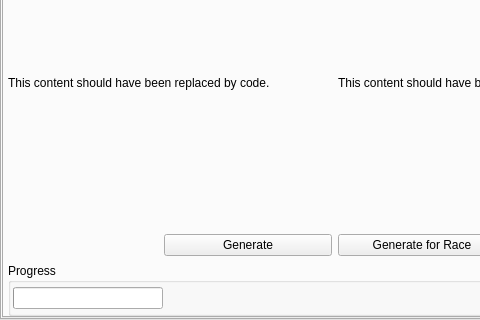
randovania/randovania, file randovania/gui/ui_files/main_window.ui: the form before one commit; both pictures show x 0 to 480 and y 248 to 568 of the 645 by 568 pixel window.
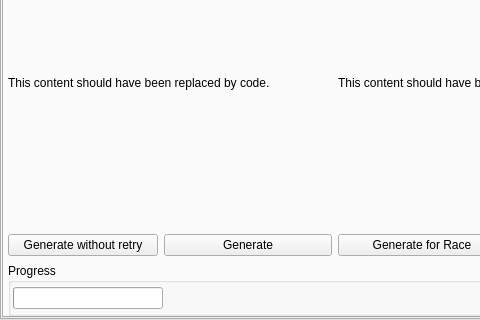
The form after the commit. The open tabs and pages were chosen to show the change. Icons and pictures are not drawn.

Commit message: Add debug gui option to create description without retries

Diff of the .ui file:
```diff
--- a/randovania/gui/ui_files/main_window.ui
+++ b/randovania/gui/ui_files/main_window.ui
@@ -623,6 +623,13 @@
               </property>
              </widget>
             </item>
+            <item row="8" column="0">
+             <widget class="QPushButton" name="create_generate_no_retry_button">
+              <property name="text">
+               <string>Generate without retry</string>
+              </property>
+             </widget>
+            </item>
            </layout>
           </widget>
          </widget>
```
Left out of the diff: 6 changed lines with no effect on the pictures. The commit also changes 3 other files.
